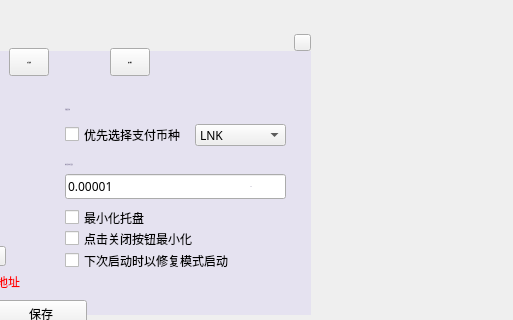
The window that LNKWallet/setdialog.ui (HcashOrg/hx-indicator) describes before a commit, drawn with Qt 5; both pictures show x 447 to 960 and y 102 to 422 of the 960 by 543 pixel window.
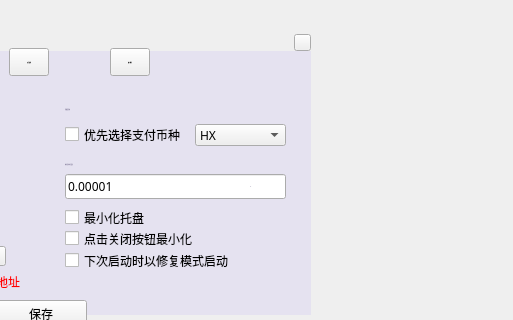
The same window after the commit. Custom widgets are drawn as their Qt base class.

What changed in the file:
```diff
--- a/LNKWallet/setdialog.ui
+++ b/LNKWallet/setdialog.ui
@@ -476,7 +476,7 @@
 color:rgb(137,129,161);</string>
          </property>
          <property name="text">
-          <string>LNK</string>
+          <string>HX</string>
          </property>
         </widget>
         <widget class="QLineEdit" name="contractFeeLineEdit">
@@ -515,7 +515,7 @@
          </property>
          <item>
           <property name="text">
-           <string>LNK</string>
+           <string>HX</string>
           </property>
          </item>
          <item>
```
